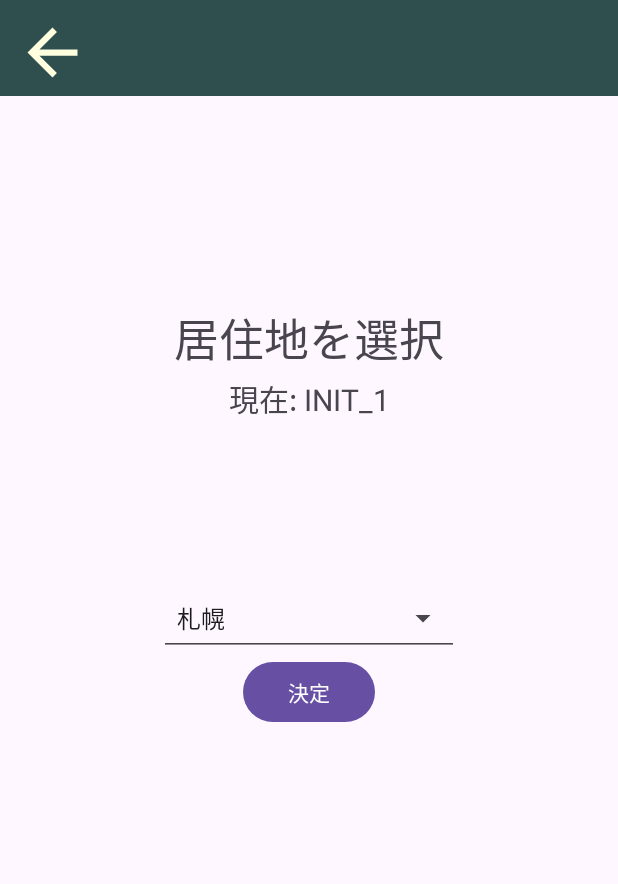
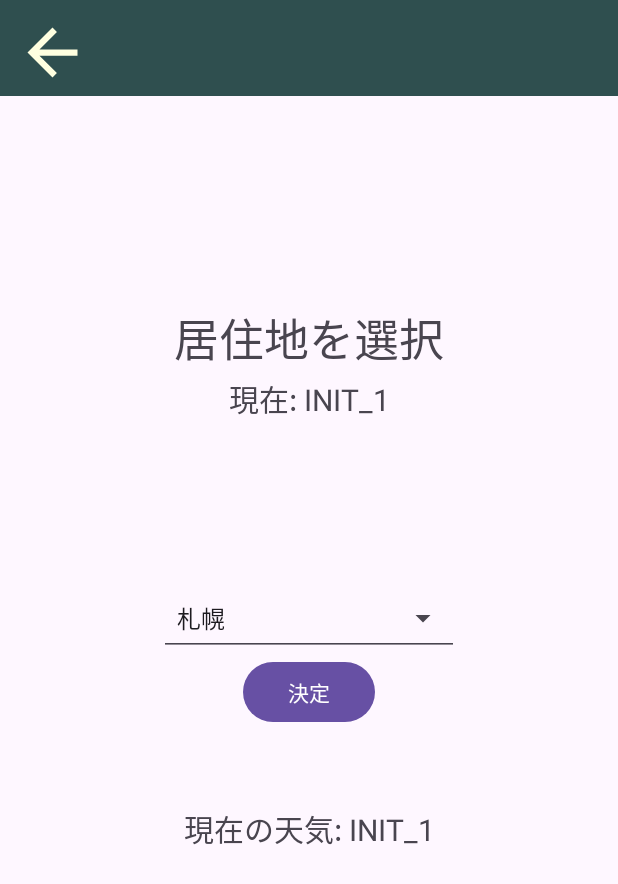
Before and after one commit to t-haruki122/Powerful_Alarm, an Android app: the AreaSettings screen opened directly, with no data from a screen before it, on a phone screen of 412 x 824 dp. Shown: the top 884 px of the screen. Run offline under Robolectric (Android 15) with nearby library versions, the phone set to English and light mode, and no system bars; our stand-ins replace RxJava; 3 statements that could not run were skipped.

Commit message:
feat: Get Weather Information AreaSettingsに天気を取得する機能を追加 これをコピーすればアラーム鳴るところで使える

```diff
--- a/app/src/main/res/layout/activity_area_settings.xml
+++ b/app/src/main/res/layout/activity_area_settings.xml
@@ -78,8 +78,18 @@
         app:layout_constraintStart_toStartOf="parent"
         app:layout_constraintEnd_toEndOf="parent"
         app:layout_constraintTop_toBottomOf="@+id/areaSpinner">
+    </Button>
 
-    </Button>
+    <TextView
+        android:id="@+id/weatherInfo"
+        android:text="現在の天気: INIT_0"
+        android:gravity="center"
+        android:textSize="20sp"
+        android:layout_width="match_parent"
+        android:layout_height="50sp"
+        app:layout_constraintTop_toBottomOf="@id/currentText"
+        app:layout_constraintBottom_toBottomOf="parent">
+    </TextView>
 
 
 
```
Also changed, not shown: app/src/main/java/jp/ac/meijou/android/powerful_alarm/AreaSettings.java (+85 -1 lines), app/src/main/java/jp/ac/meijou/android/powerful_alarm/GetWeatherClient.java (deleted, +0 -55 lines).
